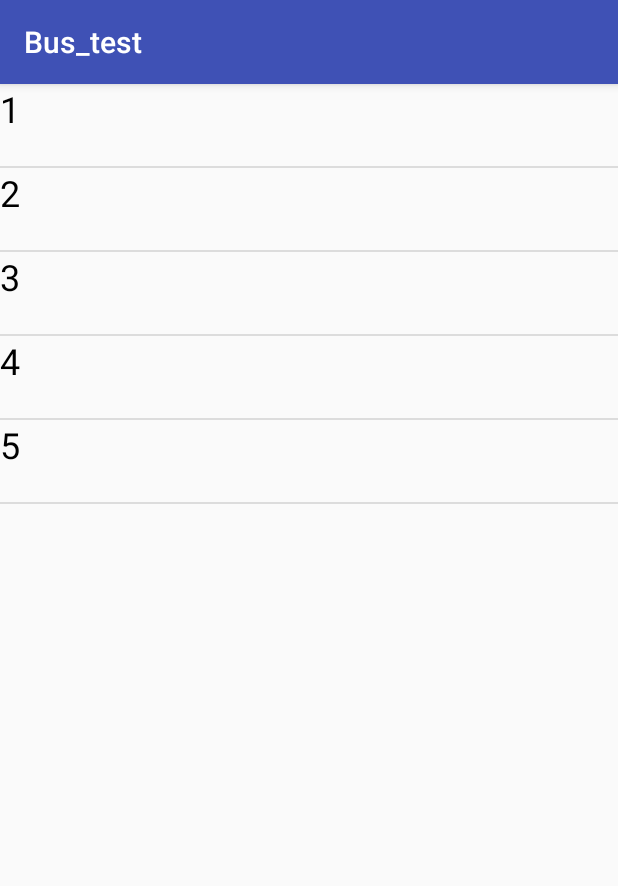
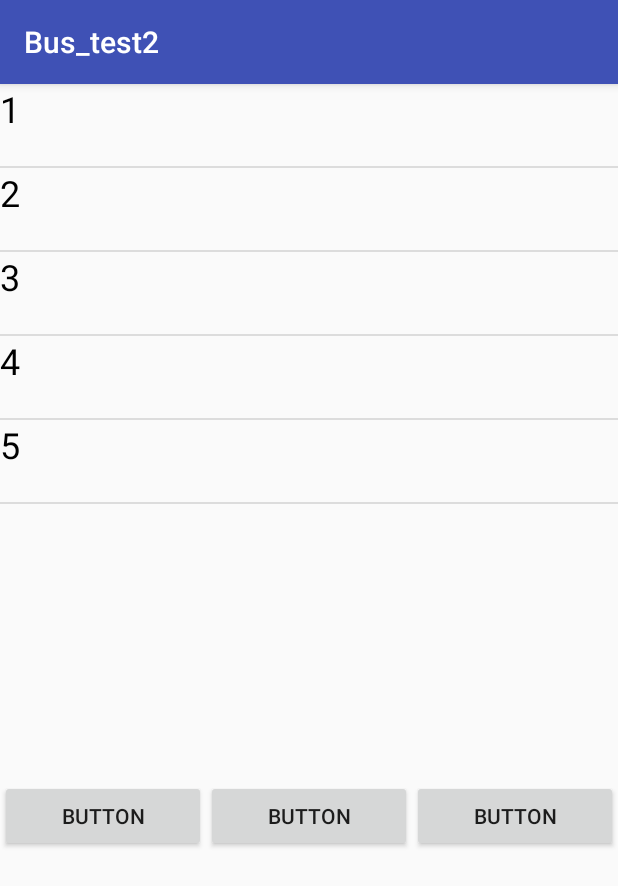
Before and after one commit to wwe221/bus_test, an Android app: the screen it shows after launch (MainActivity), on a phone screen of 412 x 824 dp. Shown: the top 886 px of the screen. Run offline under Robolectric (Android 15) with nearby library versions, the phone set to English and light mode, and no system bars; 4 statements that could not run were skipped.

Commit message:
버튼 추가
버튼에 따른 효과 추가하기

```diff
--- a/app/build.gradle
+++ b/app/build.gradle
@@ -23,6 +23,7 @@ dependencies {
     implementation 'com.android.support:appcompat-v7:27.1.1'
     implementation 'com.android.support.constraint:constraint-layout:1.1.2'
     testImplementation 'junit:junit:4.12'
+    implementation 'com.android.support:design:27.+'
     androidTestImplementation 'com.android.support.test:runner:1.0.2'
     androidTestImplementation 'com.android.support.test.espresso:espresso-core:3.0.2'
 }
--- a/app/src/main/java/com/something/bus_test/MainActivity.java
+++ b/app/src/main/java/com/something/bus_test/MainActivity.java
@@ -31,7 +31,6 @@ import android.widget.ListView;
 import android.widget.TextView;
 import android.widget.Toast;
 import android.view.ViewGroup.LayoutParams;
-
 public class MainActivity extends AppCompatActivity {
     Document Doc;
     ListView listview ;
@@ -49,7 +48,6 @@ public class MainActivity extends AppCompatActivity {
     @Override
     protected void onCreate(Bundle savedInstanceState) {
         super.onCreate(savedInstanceState);
-
         setContentView(R.layout.activity_main);
         listview = (ListView) findViewById(R.id.listview1);
         adapter = (ListViewAdapter)new ListViewAdapter() ;
--- a/app/src/main/res/layout/activity_main.xml
+++ b/app/src/main/res/layout/activity_main.xml
@@ -7,11 +7,52 @@
     android:layout_height="match_parent"
     tools:context=".MainActivity">
 
-    <ListView
-        android:id="@+id/listview1"
+    <LinearLayout
         android:layout_width="match_parent"
-        android:layout_height="match_parent" >
+        android:layout_height="match_parent"
+        android:orientation="vertical"
+        >
 
-    </ListView>
+        <LinearLayout
+            android:layout_width="match_parent"
+            android:layout_height="464dp"
+            android:orientation="vertical">
+
+            <ListView
+                android:id="@+id/listview1"
+                android:layout_width="match_parent"
+                android:layout_height="match_parent" />
+        </LinearLayout>
+
+        <LinearLayout
+            android:layout_width="match_parent"
+            android:layout_height="match_parent"
+            android:orientation="horizontal"
+            >
+
+            <Button
+                android:id="@+id/button1"
+                android:layout_width="wrap_content"
+                android:layout_height="wrap_content"
+                android:layout_weight="1"
+                android:text="Button" />
+
+            <Button
+                android:id="@+id/button2"
+                android:layout_width="wrap_content"
+                android:layout_height="wrap_content"
+                android:layout_weight="1"
+                android:text="Button" />
+
+            <Button
+                android:id="@+id/button3"
+                android:layout_width="wrap_content"
+                android:layout_height="wrap_content"
+                android:layout_weight="1"
+                android:text="Button" />
+
+        </LinearLayout>
+
+    </LinearLayout>
 
 </android.support.constraint.ConstraintLayout>
--- a/app/src/main/res/values/strings.xml
+++ b/app/src/main/res/values/strings.xml
@@ -1,3 +1,3 @@
 <resources>
-    <string name="app_name">Bus_test</string>
+    <string name="app_name">Bus_test2</string>
 </resources>
```
